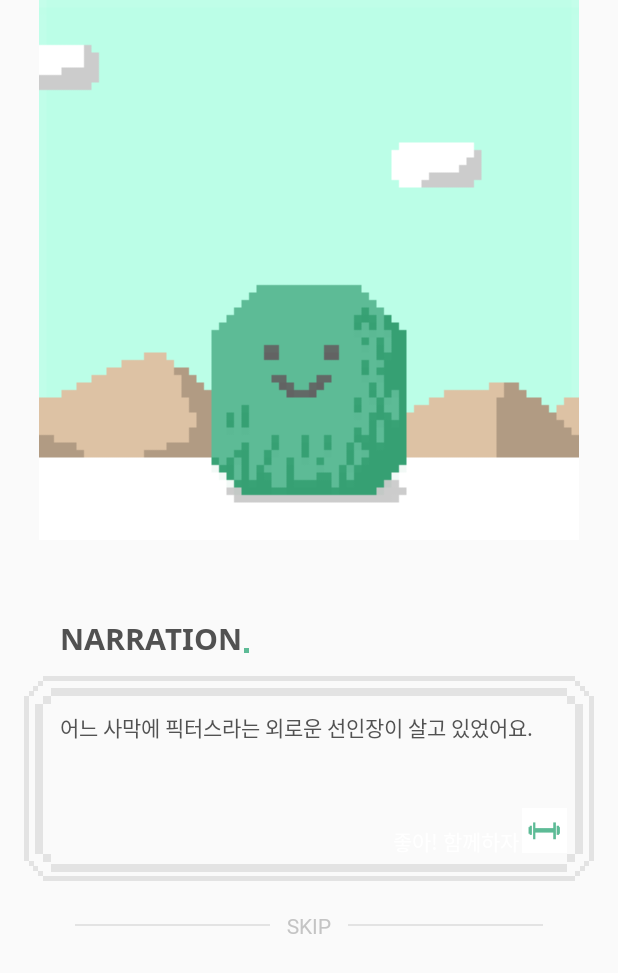
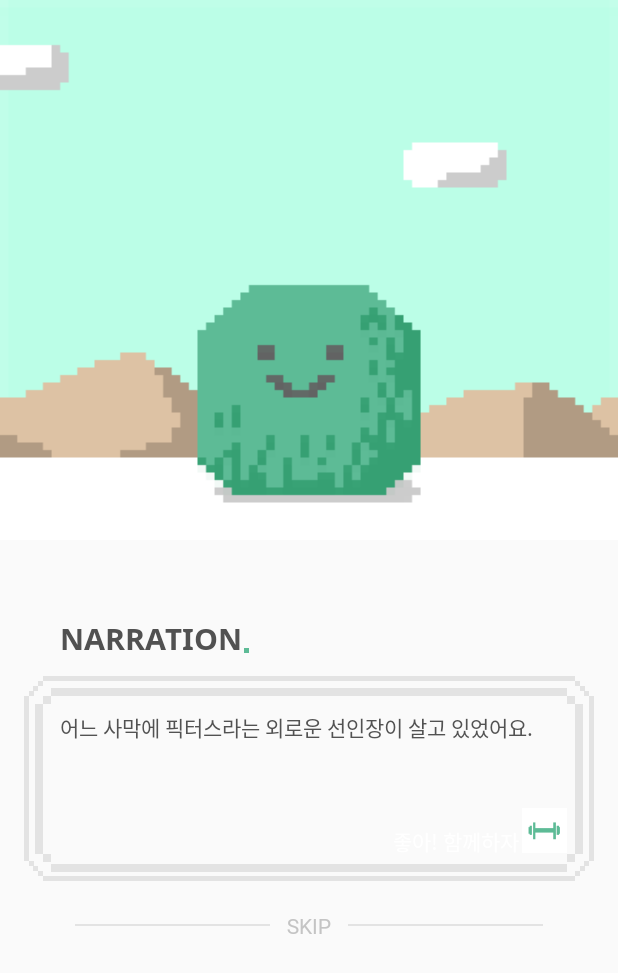
Before and after one commit to pixtus/Pixtus-App, an Android app: the StoryActivity screen opened directly, with no data from a screen before it, on a phone screen of 412 x 824 dp. Shown: the top 973 px of the screen. Run offline under Robolectric (Android 15) with nearby library versions, the phone set to English and light mode, and no system bars; pictures from the network do not load.

```diff
--- a/PixtusApp/app/src/main/res/layout/activity_story.xml
+++ b/PixtusApp/app/src/main/res/layout/activity_story.xml
@@ -9,7 +9,8 @@
 	<ImageView
 		android:id="@+id/imageView3"
 		android:layout_width="match_parent"
-		android:layout_height="360dp" />
+		android:layout_height="360dp"
+		android:scaleType="fitXY"/>
 
 	<LinearLayout
 		android:layout_width="match_parent"
```
Also changed, not shown: PixtusApp/app/src/main/java/com/mash/up/pixtus_app/ui/StoryActivity.kt (+10 -9 lines).
